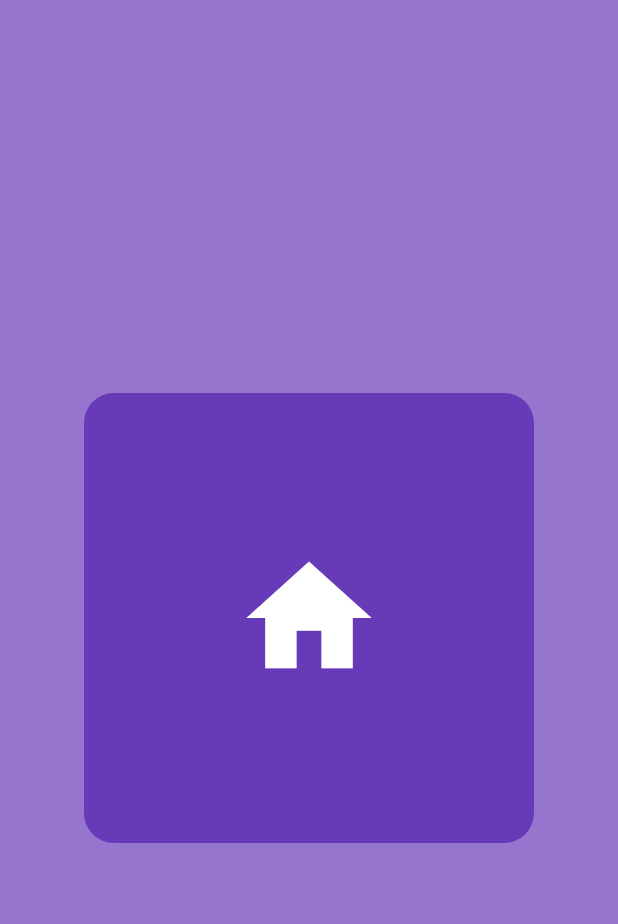
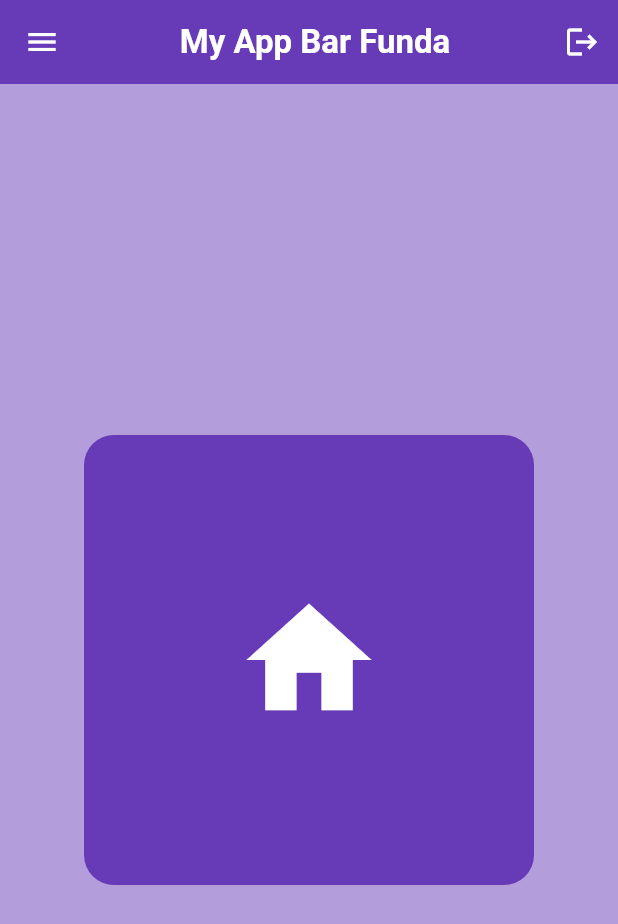
Before and after one commit to ariflabs/flutter_app_funda, a Flutter app: the screen it shows after launch, on a phone screen of 412 x 824 dp. Shown: the top 924 px of the screen. Run offline on Flutter 3.47's test engine with Material 3 defaults, Android fonts, the light colour scheme and no system bars.

Commit message:
widget/appbarr

```diff
--- a/lib/main.dart
+++ b/lib/main.dart
@@ -14,7 +14,28 @@ class MyApp extends StatelessWidget {
     return MaterialApp(
       debugShowCheckedModeBanner: false,
       home: Scaffold(
-          backgroundColor: Colors.deepPurple[300],
+        backgroundColor: Colors.deepPurple[200],
+        appBar: AppBar(
+          title: Center(
+            child: Text(
+              "My App Bar Funda",
+              style: TextStyle(
+                color: Colors.white,
+                fontWeight: FontWeight.bold,
+              ),
+            ),
+          ),
+          backgroundColor: Colors.deepPurple,
+          elevation: 0,
+          leading: Icon(Icons.menu, color: Colors.white),
+          actions: [
+            IconButton(
+              onPressed: () {},
+              icon: Icon(Icons.logout),
+              color: Colors.white,
+            ),
+          ],
+        ),
         body: Center(
           child: Container(
             height: 300,
@@ -30,7 +51,8 @@ class MyApp extends StatelessWidget {
               color: Colors.white,
             ),
           ),
-          )),
+        ),
+      ),
     );
   }
 }
```
Lines whose indentation alone changed are shown as unchanged.
